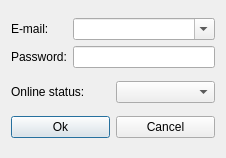
Old version of the form src/logindialog.ui in the repository Maximuzzzzz/myagent-im.
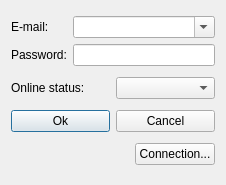
New version of the form. Icons and pictures are not drawn.

What changed in the file:
```diff
--- a/src/logindialog.ui
+++ b/src/logindialog.ui
@@ -7,7 +7,7 @@
     <x>0</x>
     <y>0</y>
     <width>226</width>
-    <height>158</height>
+    <height>185</height>
    </rect>
   </property>
   <property name="windowTitle">
@@ -85,6 +85,30 @@
      </item>
     </layout>
    </item>
+   <item>
+    <layout class="QHBoxLayout" name="horizontalLayout">
+     <item>
+      <spacer name="horizontalSpacer">
+       <property name="orientation">
+        <enum>Qt::Horizontal</enum>
+       </property>
+       <property name="sizeHint" stdset="0">
+        <size>
+         <width>40</width>
+         <height>20</height>
+        </size>
+       </property>
+      </spacer>
+     </item>
+     <item>
+      <widget class="QPushButton" name="settingsButton">
+       <property name="text">
+        <string>Connection...</string>
+       </property>
+      </widget>
+     </item>
+    </layout>
+   </item>
   </layout>
  </widget>
  <tabstops>
```
